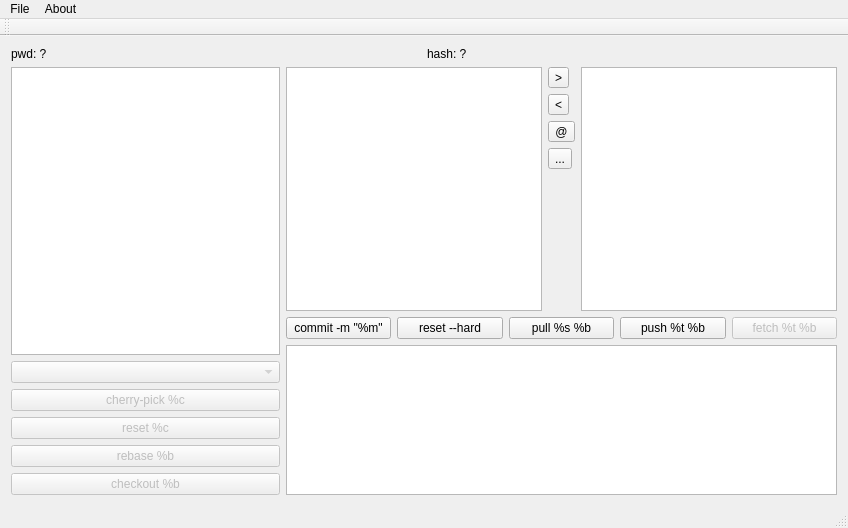
Above: src/mainwindow.ui from mrtrizer/gitguiii before the change. Below: the same form after it.
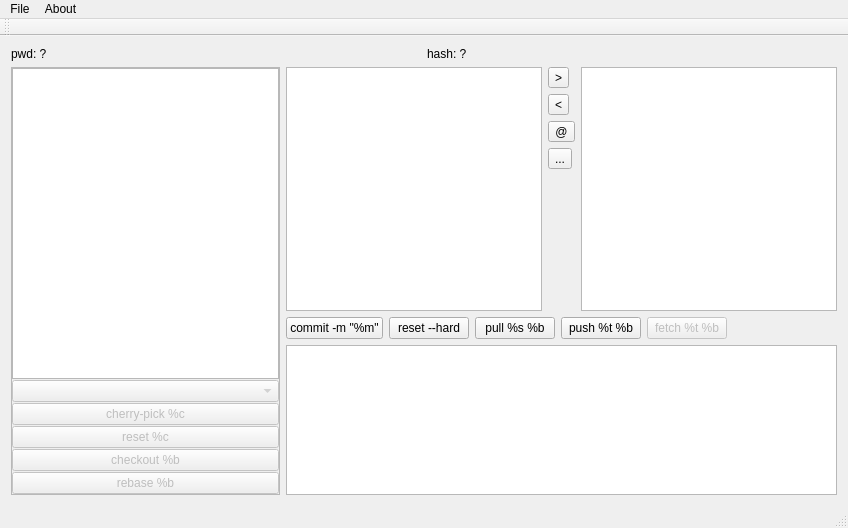
That is the form after the change. Icons and pictures are not drawn.

Commit message: Fixed left panel wrong expanding.

What changed in the file:
```diff
--- a/src/mainwindow.ui
+++ b/src/mainwindow.ui
@@ -43,8 +43,41 @@
      <layout class="QHBoxLayout" name="horizontalLayout_3">
       <item>
        <layout class="QVBoxLayout" name="verticalLayout_3">
+        <property name="spacing">
+         <number>0</number>
+        </property>
         <property name="sizeConstraint">
          <enum>QLayout::SetMinimumSize</enum>
+        </property>
+        <item>
+         <widget class="QFrame" name="frame">
+          <property name="maximumSize">
+           <size>
+            <width>270</width>
+            <height>16777215</height>
+           </size>
+          </property>
+          <property name="frameShape">
+           <enum>QFrame::StyledPanel</enum>
+          </property>
+          <property name="frameShadow">
+           <enum>QFrame::Raised</enum>
+          </property>
+          <layout class="QVBoxLayout" name="verticalLayout_5">
+           <property name="spacing">
+            <number>1</number>
+           </property>
+           <property name="leftMargin">
+            <number>0</number>
+           </property>
+           <property name="topMargin">
+            <number>0</number>
+           </property>
+           <property name="rightMargin">
+            <number>0</number>
+           </property>
+           <property name="bottomMargin">
+            <number>0</number>
         </property>
         <item>
          <widget class="QListWidget" name="commitList">
@@ -101,22 +134,6 @@
           </property>
          </widget>
         </item>
-        <item>
-         <widget class="QPushButton" name="pushButton_3">
-          <property name="enabled">
-           <bool>false</bool>
-          </property>
-          <property name="minimumSize">
-           <size>
-            <width>200</width>
-            <height>0</height>
-           </size>
-          </property>
-          <property name="text">
-           <string>rebase %b</string>
-          </property>
-         </widget>
-        </item>
         <item>
          <widget class="QPushButton" name="checkoutButton">
           <property name="enabled">
@@ -133,6 +150,25 @@
           </property>
          </widget>
         </item>
+           <item>
+            <widget class="QPushButton" name="pushButton_3">
+             <property name="enabled">
+              <bool>false</bool>
+             </property>
+             <property name="minimumSize">
+              <size>
+               <width>200</width>
+               <height>0</height>
+              </size>
+             </property>
+             <property name="text">
+              <string>rebase %b</string>
+             </property>
+            </widget>
+           </item>
+          </layout>
+         </widget>
+        </item>
        </layout>
       </item>
       <item>
@@ -258,6 +294,19 @@
             </property>
            </widget>
           </item>
+          <item>
+           <spacer name="horizontalSpacer">
+            <property name="orientation">
+             <enum>Qt::Horizontal</enum>
+            </property>
+            <property name="sizeHint" stdset="0">
+             <size>
+              <width>40</width>
+              <height>20</height>
+             </size>
+            </property>
+           </spacer>
+          </item>
          </layout>
         </item>
         <item>
```
Lines whose indentation alone changed are shown as unchanged.
